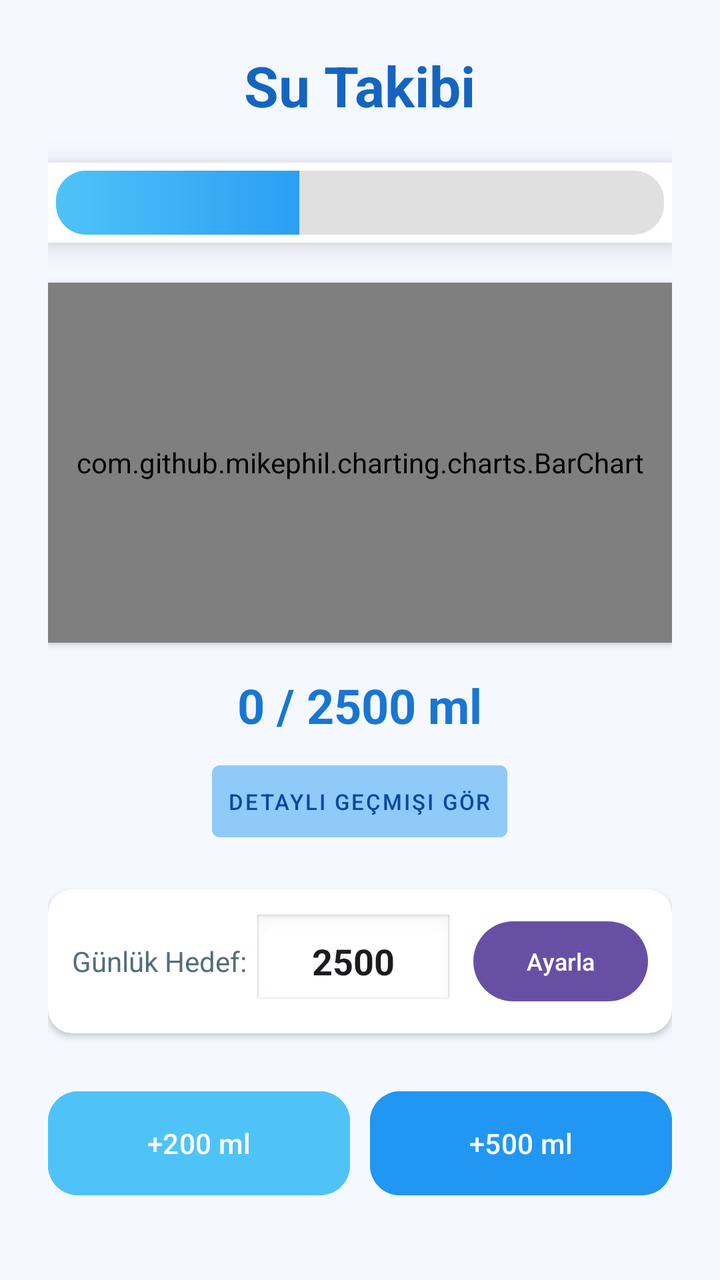
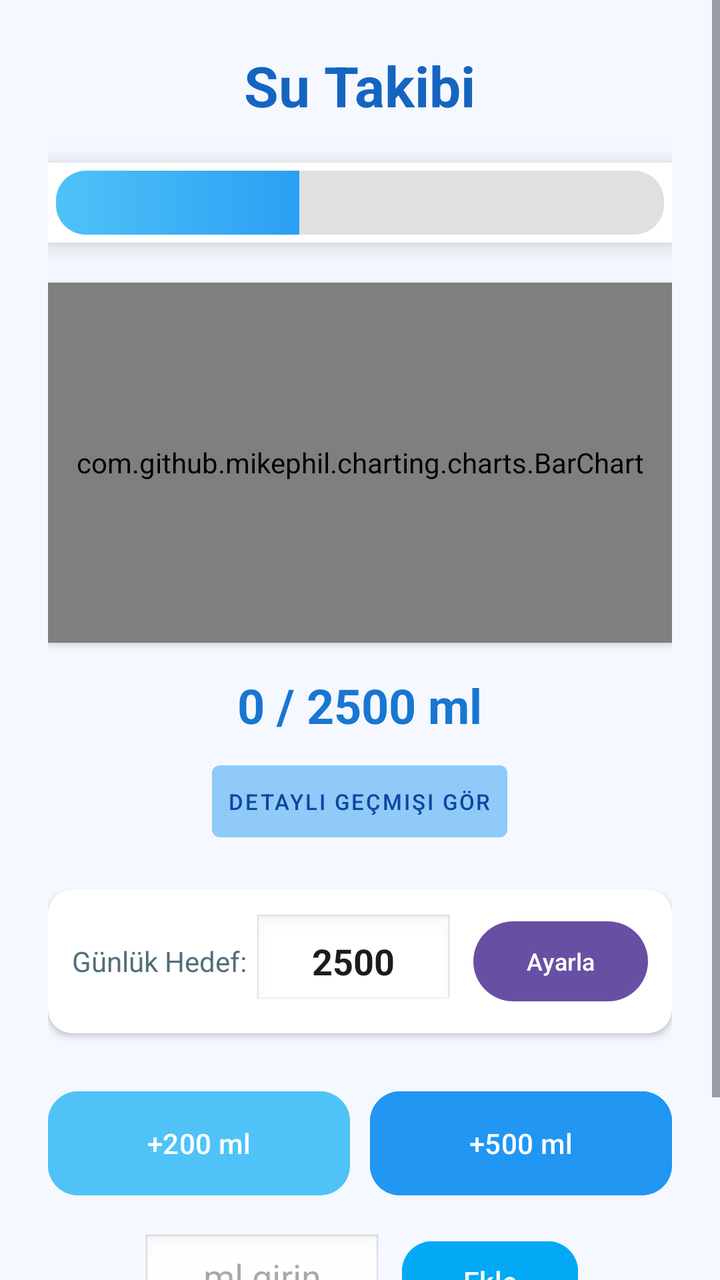

Compare the two renders of this Android layout. The source of the first and the diff that turns it into the second are given below.
<!-- AndroidManifest.xml: application theme Theme.SaglikApp -->
<!-- res/layout/activity_water.xml -->
<?xml version="1.0" encoding="utf-8"?>
<LinearLayout xmlns:android="http://schemas.android.com/apk/res/android"
    xmlns:app="http://schemas.android.com/apk/res-auto"
    android:layout_width="match_parent"
    android:layout_height="match_parent"
    android:orientation="vertical"
    android:background="#F5F9FF"
    android:gravity="center_horizontal"
    android:padding="24dp">

    <TextView
        android:layout_width="wrap_content"
        android:layout_height="wrap_content"
        android:text="Su Takibi"
        android:textSize="28sp"
        android:textStyle="bold"
        android:textColor="#1565C0"
        android:layout_marginBottom="20dp"/>

    
    <FrameLayout
        android:layout_width="match_parent"
        android:layout_height="wrap_content"
        android:padding="4dp"
        android:background="@drawable/abc_cab_background_internal_bg"
        android:elevation="8dp"
        android:outlineProvider="background">

        <ProgressBar
            android:id="@+id/progressBarWater"
            style="?android:attr/progressBarStyleHorizontal"
            android:layout_width="match_parent"
            android:layout_height="32dp"
            android:progressDrawable="@drawable/custom_water_progress"
            android:progress="40"
            android:max="100" />
    </FrameLayout>

    
    <com.github.mikephil.charting.charts.BarChart
        android:id="@+id/summaryChart"
        android:layout_width="match_parent"
        android:layout_height="180dp"
        android:layout_marginTop="20dp"
        android:background="@android:color/white"
        android:elevation="2dp" />

    <TextView
        android:id="@+id/txtProgress"
        android:layout_width="wrap_content"
        android:layout_height="wrap_content"
        android:text="0 / 2500 ml"
        android:textSize="24sp"
        android:textStyle="bold"
        android:layout_marginTop="15dp"
        android:textColor="#1976D2"/>

    <Button
        android:id="@+id/btnShowHistory"
        android:layout_width="wrap_content"
        android:layout_height="wrap_content"
        android:text="Detaylı Geçmişi Gör"
        android:layout_marginTop="8dp"
        android:backgroundTint="#90CAF9"
        android:textColor="#0D47A1"
        android:textSize="11sp"
        style="@style/Widget.MaterialComponents.Button.TextButton"
        android:minHeight="48dp"/>

    
    <androidx.cardview.widget.CardView
        android:layout_width="match_parent"
        android:layout_height="wrap_content"
        android:layout_marginTop="20dp"
        app:cardCornerRadius="12dp"
        app:cardElevation="2dp">

        <LinearLayout
            android:layout_width="match_parent"
            android:layout_height="wrap_content"
            android:orientation="horizontal"
            android:gravity="center"
            android:padding="12dp">

            <TextView
                android:layout_width="wrap_content"
                android:layout_height="wrap_content"
                android:text="Günlük Hedef: "
                android:textColor="#546E7A"/>

            <EditText
                android:id="@+id/editWaterGoal"
                android:layout_width="100dp"
                android:layout_height="wrap_content"
                android:minHeight="48dp"
                android:minWidth="48dp"
                android:inputType="number"
                android:text="2500"
                android:textStyle="bold"
                android:gravity="center"
                android:padding="8dp"
                android:background="@android:drawable/edit_text"
                android:importantForAccessibility="yes" />

            <Button
                android:id="@+id/btnUpdateGoal"
                android:layout_width="wrap_content"
                android:layout_height="wrap_content"
                android:minHeight="48dp"
                android:text="Ayarla"
                android:textSize="12sp"
                android:layout_marginStart="10dp"/>
        </LinearLayout>
    </androidx.cardview.widget.CardView>

    
    <LinearLayout
        android:layout_width="match_parent"
        android:layout_height="wrap_content"
        android:orientation="horizontal"
        android:gravity="center"
        android:layout_marginTop="25dp">

        <Button
            android:id="@+id/btnAdd200"
            android:layout_width="0dp"
            android:layout_height="60dp"
            android:layout_weight="1"
            android:text="+200 ml"
            android:textAllCaps="false"
            android:backgroundTint="#4FC3F7"
            android:layout_marginEnd="10dp"
            app:cornerRadius="15dp"/>

        <Button
            android:id="@+id/btnAdd500"
            android:layout_width="0dp"
            android:layout_height="60dp"
            android:layout_weight="1"
            android:text="+500 ml"
            android:textAllCaps="false"
            android:backgroundTint="#2196F3"
            app:cornerRadius="15dp"/>
    </LinearLayout>

    <Button
        android:id="@+id/btnResetWater"
        android:layout_width="wrap_content"
        android:layout_height="wrap_content"
        android:text="Sıfırla"
        android:textColor="#D32F2F"
        style="@style/Widget.MaterialComponents.Button.TextButton"
        android:layout_marginTop="10dp"
        android:minHeight="48dp"/>

</LinearLayout>
<!-- resources referenced by this layout -->
<resources>
  <!-- drawable custom_water_progress (drawable) -->
  <?xml version="1.0" encoding="utf-8"?>
  <layer-list xmlns:android="http://schemas.android.com/apk/res/android">
  
      
      <item android:id="@android:id/background">
          <shape>
              <corners android:radius="15dp" />
              <solid android:color="#E0E0E0" />
          </shape>
      </item>
  
      
      <item android:id="@android:id/progress">
          <clip>
              <shape>
                  <corners android:radius="15dp" />
                  <gradient
                      android:startColor="#4FC3F7"
                      android:centerColor="#2196F3"
                      android:endColor="#1565C0"
                      android:angle="0" />
              </shape>
          </clip>
      </item>
  
  </layer-list>
  <style name="Theme.SaglikApp" parent="Base.Theme.SaglikApp" />
  <style name="Base.Theme.SaglikApp" parent="Theme.Material3.DayNight.NoActionBar">
          
          <item name="android:windowBackground">@color/app_background</item>
      </style>
  <color name="app_background">#FFC4FE</color>
</resources>

<!-- the commit's change to res/layout/activity_water.xml (unified diff, before → after) -->
@@ -1,156 +1,191 @@
 <?xml version="1.0" encoding="utf-8"?>
-<LinearLayout xmlns:android="http://schemas.android.com/apk/res/android"
+<ScrollView xmlns:android="http://schemas.android.com/apk/res/android"
     xmlns:app="http://schemas.android.com/apk/res-auto"
     android:layout_width="match_parent"
     android:layout_height="match_parent"
-    android:orientation="vertical"
-    android:background="#F5F9FF"
-    android:gravity="center_horizontal"
-    android:padding="24dp">
+    android:fillViewport="true"
+    android:background="#F5F9FF">
 
-    <TextView
-        android:layout_width="wrap_content"
-        android:layout_height="wrap_content"
-        android:text="Su Takibi"
-        android:textSize="28sp"
-        android:textStyle="bold"
-        android:textColor="#1565C0"
-        android:layout_marginBottom="20dp"/>
-
-    
-    <FrameLayout
+    <LinearLayout
         android:layout_width="match_parent"
         android:layout_height="wrap_content"
-        android:padding="4dp"
-        android:background="@drawable/abc_cab_background_internal_bg"
-        android:elevation="8dp"
-        android:outlineProvider="background">
+        android:orientation="vertical"
+        android:gravity="center_horizontal"
+        android:padding="24dp">
 
-        <ProgressBar
-            android:id="@+id/progressBarWater"
-            style="?android:attr/progressBarStyleHorizontal"
+        <TextView
+            android:layout_width="wrap_content"
+            android:layout_height="wrap_content"
+            android:text="Su Takibi"
+            android:textSize="28sp"
+            android:textStyle="bold"
+            android:textColor="#1565C0"
+            android:layout_marginBottom="20dp"/>
+
+        
+        <FrameLayout
             android:layout_width="match_parent"
-            android:layout_height="32dp"
-            android:progressDrawable="@drawable/custom_water_progress"
-            android:progress="40"
-            android:max="100" />
-    </FrameLayout>
+            android:layout_height="wrap_content"
+            android:padding="4dp"
+            android:background="@android:color/white"
+            android:elevation="8dp"
+            android:outlineProvider="background">
 
-    
-    <com.github.mikephil.charting.charts.BarChart
-        android:id="@+id/summaryChart"
-        android:layout_width="match_parent"
-        android:layout_height="180dp"
-        android:layout_marginTop="20dp"
-        android:background="@android:color/white"
-        android:elevation="2dp" />
+            <ProgressBar
+                android:id="@+id/progressBarWater"
+                style="?android:attr/progressBarStyleHorizontal"
+                android:layout_width="match_parent"
+                android:layout_height="32dp"
+                android:progressDrawable="@drawable/custom_water_progress"
+                android:progress="40"
+                android:max="100" />
+        </FrameLayout>
 
-    <TextView
-        android:id="@+id/txtProgress"
-        android:layout_width="wrap_content"
-        android:layout_height="wrap_content"
-        android:text="0 / 2500 ml"
-        android:textSize="24sp"
-        android:textStyle="bold"
-        android:layout_marginTop="15dp"
-        android:textColor="#1976D2"/>
+        
+        <com.github.mikephil.charting.charts.BarChart
+            android:id="@+id/summaryChart"
+            android:layout_width="match_parent"
+            android:layout_height="180dp"
+            android:layout_marginTop="20dp"
+            android:background="@android:color/white"
+            android:elevation="2dp" />
 
-    <Button
-        android:id="@+id/btnShowHistory"
-        android:layout_width="wrap_content"
-        android:layout_height="wrap_content"
-        android:text="Detaylı Geçmişi Gör"
-        android:layout_marginTop="8dp"
-        android:backgroundTint="#90CAF9"
-        android:textColor="#0D47A1"
-        android:textSize="11sp"
-        style="@style/Widget.MaterialComponents.Button.TextButton"
-        android:minHeight="48dp"/>
+        <TextView
+            android:id="@+id/txtProgress"
+            android:layout_width="wrap_content"
+            android:layout_height="wrap_content"
+            android:text="0 / 2500 ml"
+            android:textSize="24sp"
+            android:textStyle="bold"
+            android:layout_marginTop="15dp"
+            android:textColor="#1976D2"/>
 
-    
-    <androidx.cardview.widget.CardView
-        android:layout_width="match_parent"
-        android:layout_height="wrap_content"
-        android:layout_marginTop="20dp"
-        app:cardCornerRadius="12dp"
-        app:cardElevation="2dp">
+        <Button
+            android:id="@+id/btnShowHistory"
+            android:layout_width="wrap_content"
+            android:layout_height="wrap_content"
+            android:text="Detaylı Geçmişi Gör"
+            android:layout_marginTop="8dp"
+            android:backgroundTint="#90CAF9"
+            android:textColor="#0D47A1"
+            android:textSize="11sp"
+            style="@style/Widget.MaterialComponents.Button.TextButton"
+            android:minHeight="48dp"/>
 
+        
+        <androidx.cardview.widget.CardView
+            android:layout_width="match_parent"
+            android:layout_height="wrap_content"
+            android:layout_marginTop="20dp"
+            app:cardCornerRadius="12dp"
+            app:cardElevation="2dp">
+
+            <LinearLayout
+                android:layout_width="match_parent"
+                android:layout_height="wrap_content"
+                android:orientation="horizontal"
+                android:gravity="center"
+                android:padding="12dp">
+
+                <TextView
+                    android:layout_width="wrap_content"
+                    android:layout_height="wrap_content"
+                    android:text="Günlük Hedef: "
+                    android:textColor="#546E7A"/>
+
+                <EditText
+                    android:id="@+id/editWaterGoal"
+                    android:layout_width="100dp"
+                    android:layout_height="wrap_content"
+                    android:minHeight="48dp"
+                    android:minWidth="48dp"
+                    android:inputType="number"
+                    android:text="2500"
+                    android:textStyle="bold"
+                    android:gravity="center"
+                    android:padding="8dp"
+                    android:background="@android:drawable/edit_text"
+                    android:importantForAccessibility="yes" />
+
+                <Button
+                    android:id="@+id/btnUpdateGoal"
+                    android:layout_width="wrap_content"
+                    android:layout_height="wrap_content"
+                    android:minHeight="48dp"
+                    android:text="Ayarla"
+                    android:textSize="12sp"
+                    android:layout_marginStart="10dp"/>
+            </LinearLayout>
+        </androidx.cardview.widget.CardView>
+
+        
         <LinearLayout
             android:layout_width="match_parent"
             android:layout_height="wrap_content"
             android:orientation="horizontal"
             android:gravity="center"
-            android:padding="12dp">
+            android:layout_marginTop="25dp">
 
-            <TextView
-                android:layout_width="wrap_content"
-                android:layout_height="wrap_content"
-                android:text="Günlük Hedef: "
-                android:textColor="#546E7A"/>
+            <Button
+                android:id="@+id/btnAdd200"
+                android:layout_width="0dp"
+                android:layout_height="60dp"
+                android:layout_weight="1"
+                android:text="+200 ml"
+                android:textAllCaps="false"
+                android:backgroundTint="#4FC3F7"
+                android:layout_marginEnd="10dp"
+                app:cornerRadius="15dp"/>
+
+            <Button
+                android:id="@+id/btnAdd500"
+                android:layout_width="0dp"
+                android:layout_height="60dp"
+                android:layout_weight="1"
+                android:text="+500 ml"
+                android:textAllCaps="false"
+                android:backgroundTint="#2196F3"
+                app:cornerRadius="15dp"/>
+        </LinearLayout>
+
+        
+        <LinearLayout
+            android:layout_width="match_parent"
+            android:layout_height="wrap_content"
+            android:orientation="horizontal"
+            android:gravity="center"
+            android:layout_marginTop="15dp">
 
             <EditText
-                android:id="@+id/editWaterGoal"
-                android:layout_width="100dp"
+                android:id="@+id/editCustomWater"
+                android:layout_width="120dp"
                 android:layout_height="wrap_content"
                 android:minHeight="48dp"
-                android:minWidth="48dp"
                 android:inputType="number"
-                android:text="2500"
-                android:textStyle="bold"
+                android:hint="ml girin"
                 android:gravity="center"
-                android:padding="8dp"
-                android:background="@android:drawable/edit_text"
-                android:importantForAccessibility="yes" />
+                android:background="@android:drawable/edit_text"/>
 
             <Button
-                android:id="@+id/btnUpdateGoal"
+                android:id="@+id/btnAddCustom"
                 android:layout_width="wrap_content"
                 android:layout_height="wrap_content"
                 android:minHeight="48dp"
-                android:text="Ayarla"
-                android:textSize="12sp"
-                android:layout_marginStart="10dp"/>
+                android:text="Ekle"
+                android:layout_marginStart="10dp"
+                android:backgroundTint="#03A9F4"
+                app:cornerRadius="15dp"/>
         </LinearLayout>
-    </androidx.cardview.widget.CardView>
-
-    
-    <LinearLayout
-        android:layout_width="match_parent"
-        android:layout_height="wrap_content"
-        android:orientation="horizontal"
-        android:gravity="center"
-        android:layout_marginTop="25dp">
 
         <Button
-            android:id="@+id/btnAdd200"
-            android:layout_width="0dp"
-            android:layout_height="60dp"
-            android:layout_weight="1"
-            android:text="+200 ml"
-            android:textAllCaps="false"
-            android:backgroundTint="#4FC3F7"
-            android:layout_marginEnd="10dp"
-            app:cornerRadius="15dp"/>
+            android:id="@+id/btnResetWater"
+            android:layout_width="wrap_content"
+            android:layout_height="wrap_content"
+            android:text="Sıfırla"
+            android:textColor="#D32F2F"
+            style="@style/Widget.MaterialComponents.Button.TextButton"
+            android:layout_marginTop="10dp"
+            android:minHeight="48dp"/>
 
-        <Button
-            android:id="@+id/btnAdd500"
-            android:layout_width="0dp"
-            android:layout_height="60dp"
-            android:layout_weight="1"
-            android:text="+500 ml"
-            android:textAllCaps="false"
-            android:backgroundTint="#2196F3"
-            app:cornerRadius="15dp"/>
     </LinearLayout>
-
-    <Button
-        android:id="@+id/btnResetWater"
-        android:layout_width="wrap_content"
-        android:layout_height="wrap_content"
-        android:text="Sıfırla"
-        android:textColor="#D32F2F"
-        style="@style/Widget.MaterialComponents.Button.TextButton"
-        android:layout_marginTop="10dp"
-        android:minHeight="48dp"/>
-
-</LinearLayout>
+</ScrollView>
